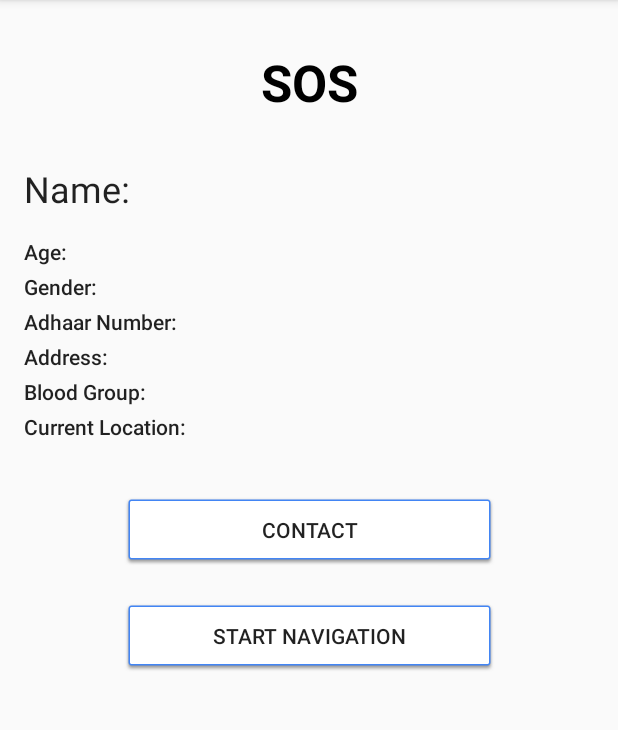
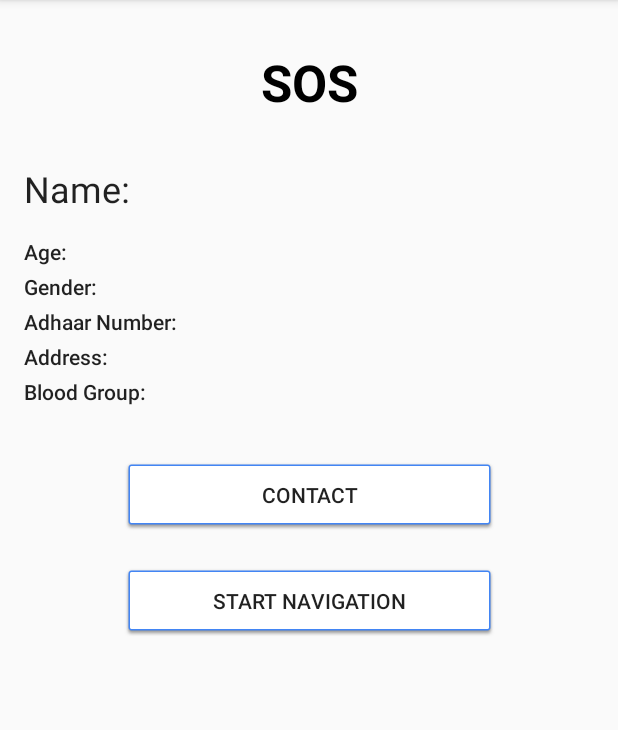
Before and after one commit to NilanjanDaw/CercaTrova-Personnel, an Android app: the SOSDetailsActivity screen opened directly, with no data from a screen before it, on a phone screen of 412 x 824 dp, the part 84-814 px from its top. Run offline under Robolectric (Android 15) with nearby library versions, the phone set to English and light mode, and no system bars; our stand-ins replace ButterKnife; 7 statements that could not run were skipped.

Commit message:
release v0.1-internal

```diff
--- a/app/src/main/AndroidManifest.xml
+++ b/app/src/main/AndroidManifest.xml
@@ -60,9 +60,6 @@
                 <action android:name="com.google.firebase.INSTANCE_ID_EVENT" />
             </intent-filter>
         </service>
-        <service
-            android:name=".ReverseGeocoderService"
-            android:exported="false" />
 
         <activity android:name=".SOSDetailsActivity" />
         <activity android:name=".AlertActivity"
--- a/app/src/main/java/debapriya/thunderstruck/com/cercatrovapersonnel/SOSDetailsActivity.java
+++ b/app/src/main/java/debapriya/thunderstruck/com/cercatrovapersonnel/SOSDetailsActivity.java
@@ -4,8 +4,6 @@ import android.content.Intent;
 import android.location.Location;
 import android.net.Uri;
 import android.os.Bundle;
-import android.os.Handler;
-import android.os.ResultReceiver;
 import android.support.annotation.NonNull;
 import android.support.annotation.Nullable;
 import android.support.v7.app.AppCompatActivity;
@@ -21,7 +19,6 @@ import java.util.Locale;
 
 import butterknife.BindView;
 import butterknife.ButterKnife;
-import debapriya.thunderstruck.com.cercatrovapersonnel.support.Constants;
 import debapriya.thunderstruck.com.cercatrovapersonnel.support.EmergencyPersonnel;
 import debapriya.thunderstruck.com.cercatrovapersonnel.support.User;
 
@@ -35,11 +32,9 @@ public class  SOSDetailsActivity extends AppCompatActivity implements GoogleApiC
     @BindView(R.id.gender) TextView gender;
     @BindView(R.id.adhaar_number) TextView adhaarNumber;
     @BindView(R.id.address) TextView address;
-    @BindView(R.id.current_location) TextView currentLocation;
     @BindView(R.id.blood_group) TextView bloodGroup;
     @BindView(R.id.contact) Button contact;
     @BindView(R.id.navigate) Button navigate;
-    private AddressResultReceiver mResultReceiver;
     private User user;
     private EmergencyPersonnel emergencyPersonnel;
 
@@ -50,7 +45,6 @@ public class  SOSDetailsActivity extends AppCompatActivity implements GoogleApiC
         ButterKnife.bind(this);
         user = (User) getIntent().getSerializableExtra("user_data");
         emergencyPersonnel = (EmergencyPersonnel) getIntent().getSerializableExtra("profile_data");
-        mResultReceiver = new AddressResultReceiver(new Handler());
         setupUI(user);
     }
 
@@ -81,18 +75,8 @@ public class  SOSDetailsActivity extends AppCompatActivity implements GoogleApiC
                 startActivity(intent);
             }
         });
-        //startReverseGeocoder();
     }
 
-    protected void startReverseGeocoder() {
-        mLastLocation = new Location("");
-        mLastLocation.setLatitude(user.getLocation().getCoordinates().get(0));
-        mLastLocation.setLongitude(user.getLocation().getCoordinates().get(1));
-        Intent intent = new Intent(this, ReverseGeocoderService.class);
-        intent.putExtra(Constants.RECEIVER, mResultReceiver);
-        intent.putExtra(Constants.LOCATION_DATA_EXTRA, mLastLocation);
-        startService(intent);
-    }
 
     @Override
     public void onConnected(@Nullable Bundle bundle) {
@@ -109,19 +93,4 @@ public class  SOSDetailsActivity extends AppCompatActivity implements GoogleApiC
 
     }
 
-    private class AddressResultReceiver extends ResultReceiver {
-        public AddressResultReceiver(Handler handler) {
-            super(handler);
-        }
-
-        @Override
-        protected void onReceiveResult(int resultCode, Bundle resultData) {
-
-            String mAddressOutput = resultData.getString(Constants.RESULT_DATA_KEY);
-            if (resultCode == Constants.SUCCESS_RESULT) {
-                currentLocation.setText(mAddressOutput);
-            }
-
-        }
-    }
 }
--- a/app/src/main/java/debapriya/thunderstruck/com/cercatrovapersonnel/support/Constants.java
+++ b/app/src/main/java/debapriya/thunderstruck/com/cercatrovapersonnel/support/Constants.java
@@ -7,7 +7,7 @@ package debapriya.thunderstruck.com.cercatrovapersonnel.support;
 
 public class Constants {
 
-    public static final String BASE_URL = "http://192.168.0.100:8000/";
+    public static final String BASE_URL = "http://192.168.0.101:8000/";
     public static final int SUCCESS_RESULT = 0;
     public static final int FAILURE_RESULT = 1;
     public static final String PACKAGE_NAME =
--- a/app/src/main/res/layout/activity_sosdetails.xml
+++ b/app/src/main/res/layout/activity_sosdetails.xml
@@ -159,27 +159,6 @@
                 android:textAppearance="@style/TextAppearance.AppCompat.Body2" />
         </LinearLayout>
 
-        <LinearLayout
-            android:layout_width="match_parent"
-            android:layout_height="match_parent"
-            android:layout_marginTop="@dimen/card_view_separator"
-            android:orientation="horizontal">
-
-            <TextView
-                android:layout_width="0dp"
-                android:layout_height="wrap_content"
-                android:layout_weight="0.8"
-                android:text="@string/current_location"
-                android:textAppearance="@style/TextAppearance.AppCompat.Body2" />
-
-            <TextView
-                android:id="@+id/current_location"
-                android:layout_width="0dp"
-                android:layout_height="wrap_content"
-                android:layout_weight="1.2"
-                android:textAppearance="@style/TextAppearance.AppCompat.Body2" />
-        </LinearLayout>
-
         <android.support.constraint.ConstraintLayout
             android:layout_width="match_parent"
             android:layout_height="200dp"
```
Also changed, not shown: app/src/main/java/debapriya/thunderstruck/com/cercatrovapersonnel/ReverseGeocoderService.java (deleted, +0 -87 lines).
